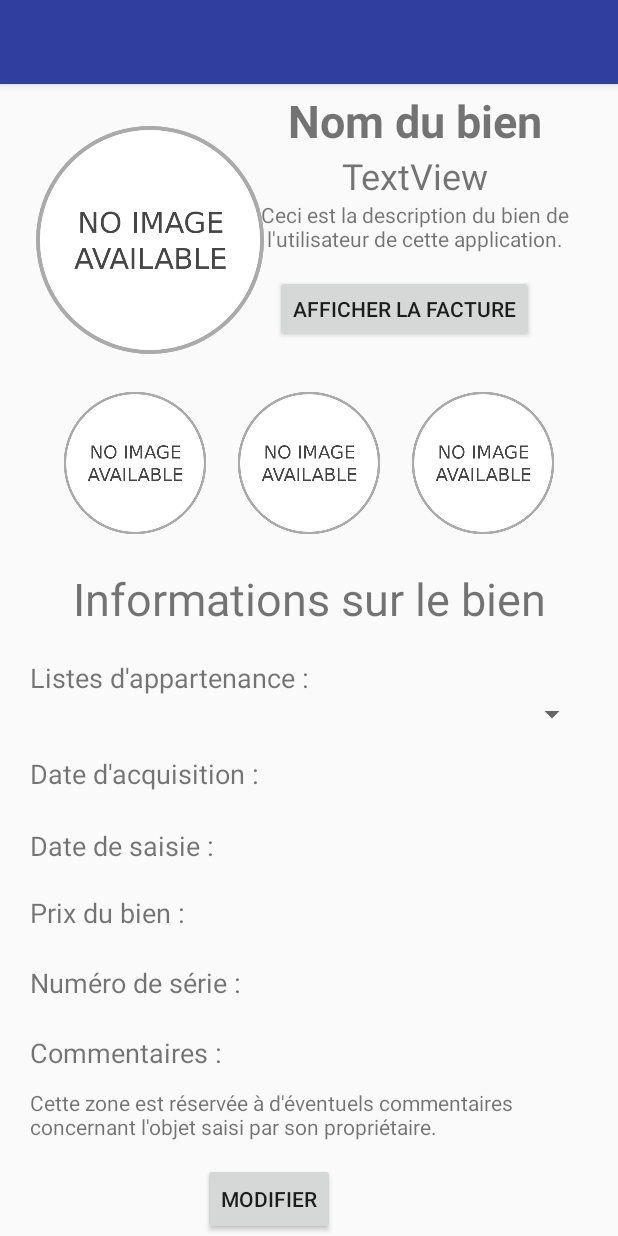
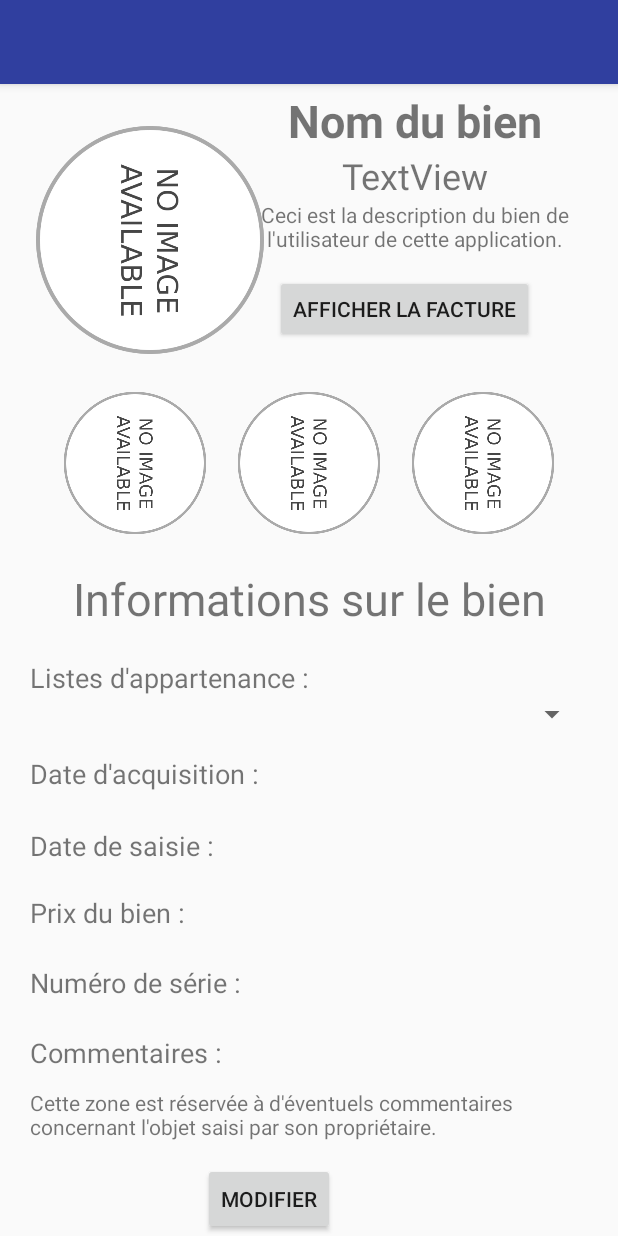
Before and after one commit to chovCodeur/MyApplication, an Android app: the InfosBien screen opened directly, with no data from a screen before it, on a phone screen of 412 x 824 dp. Run offline under Robolectric (Android 15) with nearby library versions, the phone set to English and light mode, and no system bars; 12 statements that could not run were skipped.

```diff
--- a/app/src/main/res/layout/activity_infos_bien.xml
+++ b/app/src/main/res/layout/activity_infos_bien.xml
@@ -49,6 +49,7 @@
                 android:layout_height="160dp"
                 android:layout_marginTop="20dp"
                 android:scaleType="fitXY"
+                android:rotation="90"
                 app:srcCompat="@drawable/no_image" />
 
             <TextView
@@ -177,6 +178,7 @@
                 android:layout_alignTop="@+id/Photo2Bien"
                 android:layout_marginRight="20dp"
                 android:scaleType="fitXY"
+                android:rotation="90"
                 app:srcCompat="@drawable/no_image" />
 
             <com.utils.TouchHighlightImageButton
@@ -186,6 +188,7 @@
                 android:layout_below="@+id/buttonFactureBien"
                 android:layout_centerHorizontal="true"
                 android:scaleType="fitXY"
+                android:rotation="90"
                 app:srcCompat="@drawable/no_image" />
 
             <com.utils.TouchHighlightImageButton
@@ -196,6 +199,7 @@
                 android:layout_below="@+id/buttonFactureBien"
                 android:layout_marginLeft="20dp"
                 android:scaleType="fitXY"
+                android:rotation="90"
                 app:srcCompat="@drawable/no_image" />
 
             <Button
```
